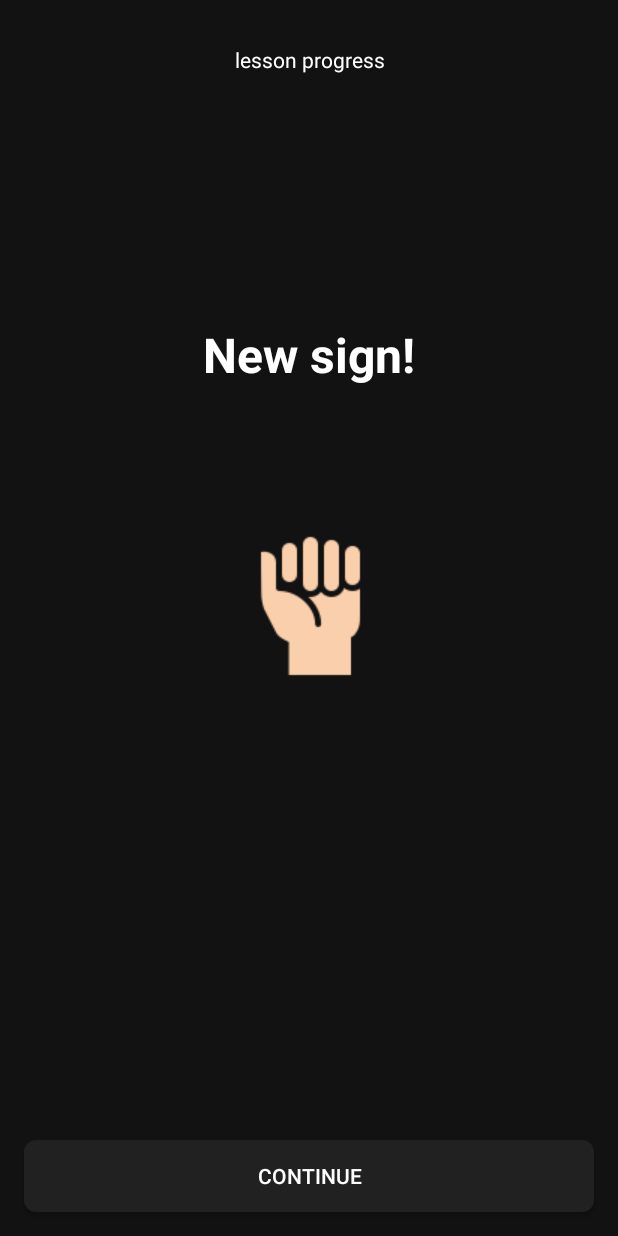
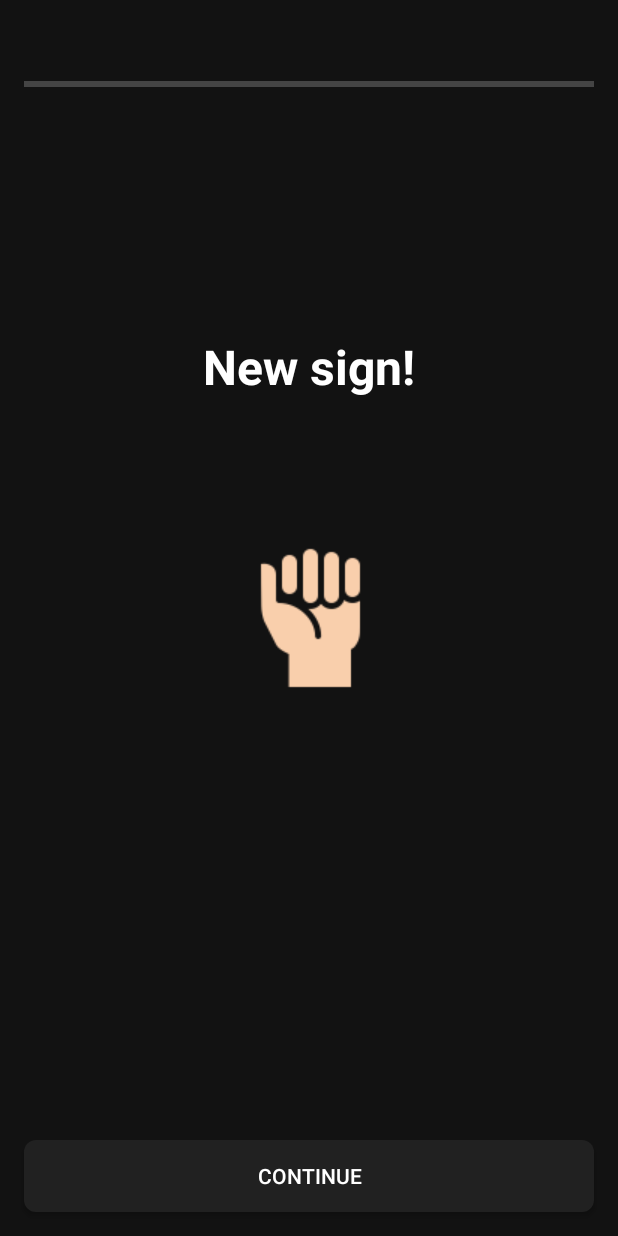
Before and after one commit to smooth-crescendo/SignLanguage, an Android app: the LessonFragment screen opened through its navigation route, on a phone screen of 412 x 824 dp. Run offline under Robolectric (Android 15) with nearby library versions, the phone set to English and light mode, and no system bars; our stand-ins replace data binding; 1 statement that could not run was skipped.

Commit message:
Add progress bar for a lesson

```diff
--- a/app/src/main/java/com/android/signlanguage/ui/lesson/LessonViewModel.kt
+++ b/app/src/main/java/com/android/signlanguage/ui/lesson/LessonViewModel.kt
@@ -38,6 +38,10 @@ class LessonViewModel(
     private var _currentScreen = MutableLiveData<Fragment>()
     val currentScreen: LiveData<Fragment> = _currentScreen
 
+    private val exercisesCount: Int
+    private val _progress = MutableLiveData(0)
+    val progress: LiveData<Int> = _progress
+
     private val _finished = MutableLiveData(false)
     override val finished: LiveData<Boolean> = _finished
 
@@ -52,7 +56,7 @@ class LessonViewModel(
             _screens.add(NewSignFragment.newInstance(newSign))
         }
 
-        for (i in 0 until 5) {
+        for (i in 0 until 8) {
             val newExercise = EXERCISES[(Random().nextInt(EXERCISES.size))]
             // FOR TEST PURPOSES
             // val newExercise = LetterSignExerciseFragment::class.java
@@ -76,6 +80,8 @@ class LessonViewModel(
 
         _screens.add(LessonFinishedFragment())
 
+        exercisesCount = countExercises()
+
         startNextScreen()
     }
 
@@ -88,6 +94,20 @@ class LessonViewModel(
             _currentScreen.value = nextScreen
             currentScreenChanged?.invoke(nextScreen)
         }
+        _progress.value = calculateProgress()
+        Log.d(TAG, "startNextScreen: ${_progress.value}")
+    }
+
+    private fun calculateProgress() =
+        (100.0 - countExercises().toDouble() / exercisesCount.toDouble() * 100.0).toInt()
+
+    private fun countExercises(): Int {
+        var result = _screens.count { EXERCISES.contains(it.javaClass) }
+        currentScreen.value?.let {
+            if (EXERCISES.contains(it.javaClass))
+                result++
+        }
+        return result
     }
 }
 
--- a/app/src/main/res/layout/fragment_lesson.xml
+++ b/app/src/main/res/layout/fragment_lesson.xml
@@ -4,6 +4,7 @@
     xmlns:tools="http://schemas.android.com/tools">
 
     <data>
+
         <variable
             name="viewModel"
             type="com.android.signlanguage.ui.lesson.LessonViewModel" />
@@ -15,14 +16,18 @@
         android:background="?attr/colorSurface"
         tools:context=".ui.lesson.LessonFragment">
 
-        <TextView
-            android:id="@+id/textView2"
+        <ProgressBar
+            android:id="@+id/progress"
+            style="@style/Widget.AppCompat.ProgressBar.Horizontal"
             android:layout_width="match_parent"
             android:layout_height="80dp"
+            android:layout_margin="16dp"
+            android:gravity="center"
+            android:max="100"
+            android:progress="@{viewModel.progress}"
+            android:text="lesson progress"
             app:layout_constraintStart_toStartOf="parent"
-            app:layout_constraintTop_toTopOf="parent"
-            android:text="lesson progress"
-            android:gravity="center"/>
+            app:layout_constraintTop_toTopOf="parent" />
 
         <androidx.fragment.app.FragmentContainerView
             android:id="@+id/exercise_fragment_container"
@@ -31,6 +36,6 @@
             app:layout_constraintBottom_toBottomOf="parent"
             app:layout_constraintEnd_toEndOf="parent"
             app:layout_constraintStart_toStartOf="parent"
-            app:layout_constraintTop_toBottomOf="@+id/textView2" />
+            app:layout_constraintTop_toBottomOf="@+id/progress" />
     </androidx.constraintlayout.widget.ConstraintLayout>
 </layout>
```
